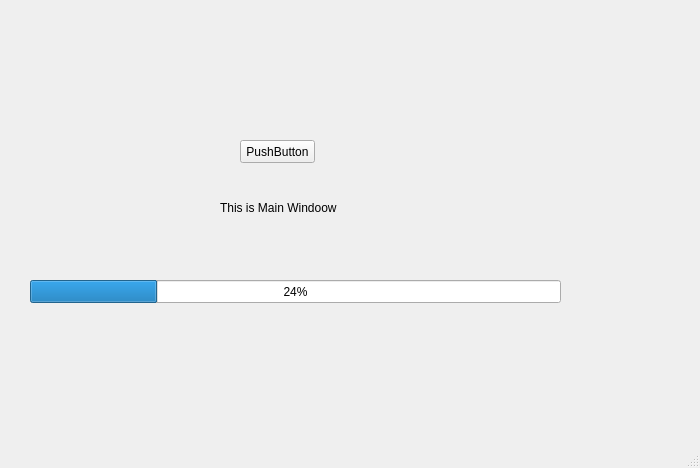
Before: the Qt Designer form HandySearch/handysearch.ui in bb33bb/HandySearch, drawn with Qt 5.
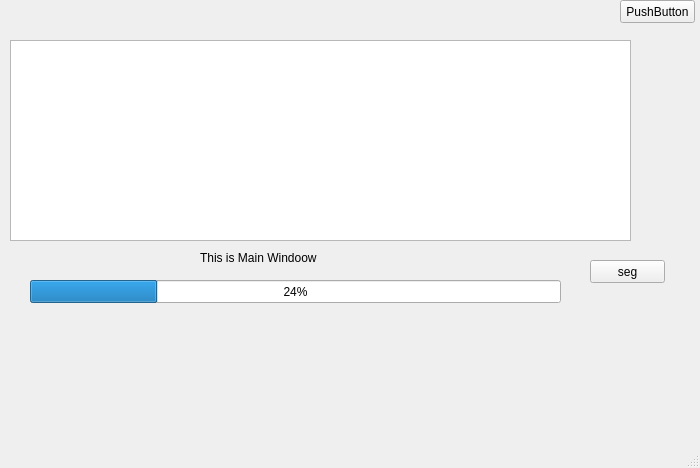
After: the same form once the commit is applied.

Patch:
```diff
--- a/HandySearch/handysearch.ui
+++ b/HandySearch/handysearch.ui
@@ -17,8 +17,8 @@
    <widget class="QLabel" name="label">
     <property name="geometry">
      <rect>
-      <x>220</x>
-      <y>200</y>
+      <x>200</x>
+      <y>250</y>
       <width>131</width>
       <height>16</height>
      </rect>
@@ -30,8 +30,8 @@
    <widget class="QPushButton" name="pushButton">
     <property name="geometry">
      <rect>
-      <x>240</x>
-      <y>140</y>
+      <x>620</x>
+      <y>0</y>
       <width>75</width>
       <height>23</height>
      </rect>
@@ -53,6 +53,29 @@
      <number>24</number>
     </property>
    </widget>
+   <widget class="QTextEdit" name="textEdit">
+    <property name="geometry">
+     <rect>
+      <x>10</x>
+      <y>40</y>
+      <width>621</width>
+      <height>201</height>
+     </rect>
+    </property>
+   </widget>
+   <widget class="QPushButton" name="pushButton_2">
+    <property name="geometry">
+     <rect>
+      <x>590</x>
+      <y>260</y>
+      <width>75</width>
+      <height>23</height>
+     </rect>
+    </property>
+    <property name="text">
+     <string>seg</string>
+    </property>
+   </widget>
   </widget>
   <widget class="QStatusBar" name="statusBar">
    <property name="enabled">
```
Left out of the diff: 29 changed lines with no effect on the pictures.
